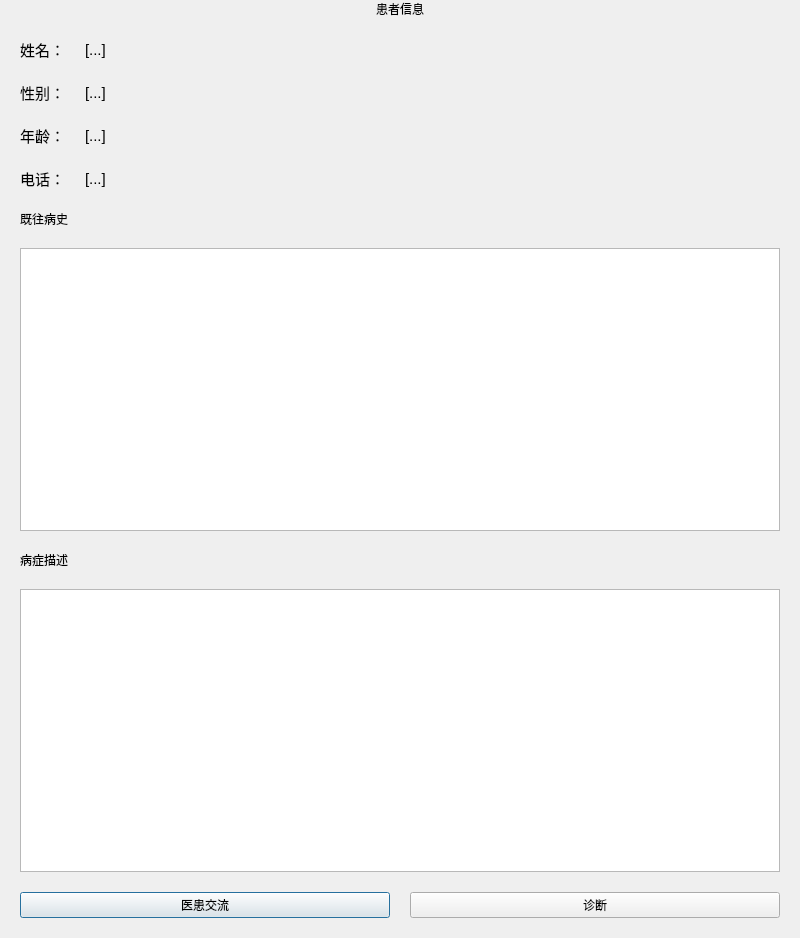
laonuo2004/cpp-qt-medical-system, file client/doctor/patientinfo.ui: the form before one commit.
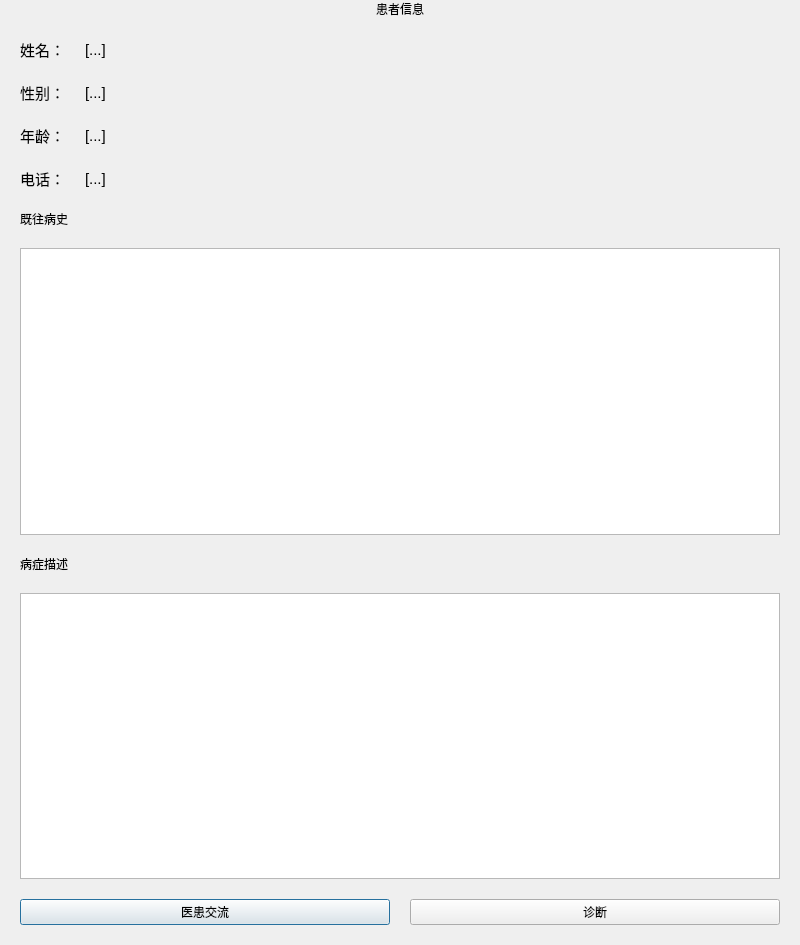
The form after the commit. Icons and pictures are not drawn.

Patch:
```diff
--- a/client/doctor/patientinfo.ui
+++ b/client/doctor/patientinfo.ui
@@ -7,7 +7,7 @@
     <x>0</x>
     <y>0</y>
     <width>800</width>
-    <height>938</height>
+    <height>945</height>
    </rect>
   </property>
   <property name="windowTitle">
```
Left out of the diff: 12 changed lines with no effect on the pictures.
